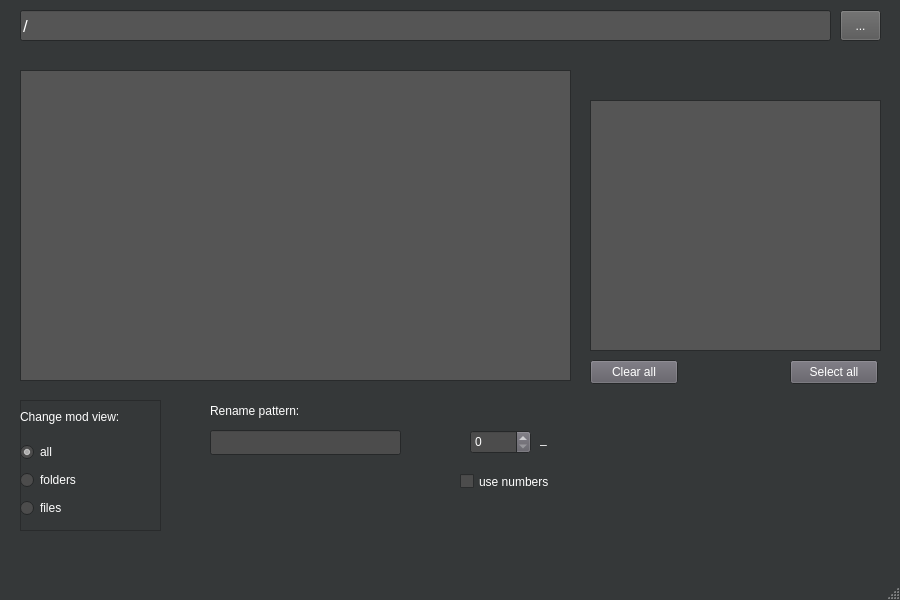
Before: the Qt Designer form mainwindow.ui in m1a2023/pear, drawn with Qt 5.
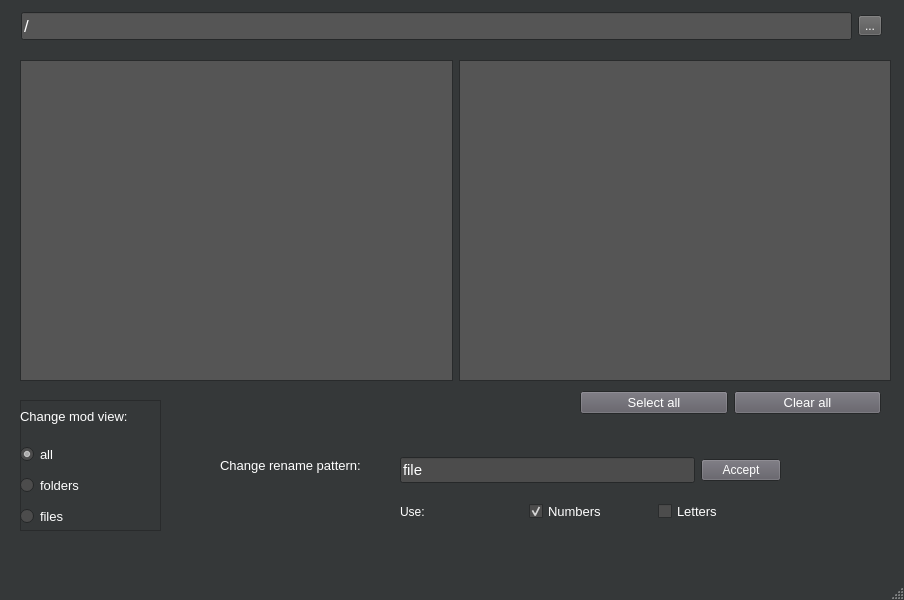
After: the same form once the commit is applied. Icons and pictures are not drawn.

Patch:
```diff
--- a/mainwindow.ui
+++ b/mainwindow.ui
@@ -6,7 +6,7 @@
    <rect>
     <x>0</x>
     <y>0</y>
-    <width>900</width>
+    <width>904</width>
     <height>600</height>
    </rect>
   </property>
@@ -88,15 +88,6 @@
        </color>
       </brush>
      </colorrole>
-     <colorrole role="BrightText">
-      <brush brushstyle="SolidPattern">
-       <color alpha="255">
-        <red>255</red>
-        <green>255</green>
-        <blue>255</blue>
-       </color>
-      </brush>
-     </colorrole>
      <colorrole role="ButtonText">
       <brush brushstyle="SolidPattern">
        <color alpha="255">
@@ -234,15 +225,6 @@
        </color>
       </brush>
      </colorrole>
-     <colorrole role="BrightText">
-      <brush brushstyle="SolidPattern">
-       <color alpha="255">
-        <red>255</red>
-        <green>255</green>
-        <blue>255</blue>
-       </color>
-      </brush>
-     </colorrole>
      <colorrole role="ButtonText">
       <brush brushstyle="SolidPattern">
        <color alpha="255">
@@ -380,15 +362,6 @@
        </color>
       </brush>
      </colorrole>
-     <colorrole role="BrightText">
-      <brush brushstyle="SolidPattern">
-       <color alpha="255">
-        <red>255</red>
-        <green>255</green>
-        <blue>255</blue>
-       </color>
-      </brush>
-     </colorrole>
      <colorrole role="ButtonText">
       <brush brushstyle="SolidPattern">
        <color alpha="255">
@@ -468,233 +441,6 @@
    <string>Pear</string>
   </property>
   <widget class="QWidget" name="centralwidget">
-   <widget class="QListWidget" name="ListWidget">
-    <property name="geometry">
-     <rect>
-      <x>20</x>
-      <y>70</y>
-      <width>551</width>
-      <height>311</height>
-     </rect>
-    </property>
-    <property name="baseSize">
-     <size>
-      <width>500</width>
-      <height>420</height>
-     </size>
-    </property>
-    <property name="palette">
-     <palette>
-      <active>
-       <colorrole role="Base">
-        <brush brushstyle="SolidPattern">
-         <color alpha="255">
-          <red>85</red>
-          <green>85</green>
-          <blue>85</blue>
-         </color>
-        </brush>
-       </colorrole>
-      </active>
-      <inactive>
-       <colorrole role="Base">
-        <brush brushstyle="SolidPattern">
-         <color alpha="255">
-          <red>85</red>
-          <green>85</green>
-          <blue>85</blue>
-         </color>
-        </brush>
-       </colorrole>
-      </inactive>
-      <disabled>
-       <colorrole role="Base">
-        <brush brushstyle="SolidPattern">
-         <color alpha="255">
-          <red>53</red>
-          <green>56</green>
-          <blue>57</blue>
-         </color>
-        </brush>
-       </colorrole>
-      </disabled>
-     </palette>
-    </property>
-    <property name="font">
-     <font>
-      <pointsize>13</pointsize>
-     </font>
-    </property>
-    <property name="cursor" stdset="0">
-     <cursorShape>PointingHandCursor</cursorShape>
-    </property>
-    <property name="selectionMode">
-     <enum>QAbstractItemView::ExtendedSelection</enum>
-    </property>
-    <property name="iconSize">
-     <size>
-      <width>5</width>
-      <height>5</height>
-     </size>
-    </property>
-   </widget>
-   <widget class="QLineEdit" name="labelDirectoryPath">
-    <property name="geometry">
-     <rect>
-      <x>20</x>
-      <y>10</y>
-      <width>811</width>
-      <height>31</height>
-     </rect>
-    </property>
-    <property name="palette">
-     <palette>
-      <active>
-       <colorrole role="Base">
-        <brush brushstyle="SolidPattern">
-         <color alpha="255">
-          <red>85</red>
-          <green>85</green>
-          <blue>85</blue>
-         </color>
-        </brush>
-       </colorrole>
-      </active>
-      <inactive>
-       <colorrole role="Base">
-        <brush brushstyle="SolidPattern">
-         <color alpha="255">
-          <red>85</red>
-          <green>85</green>
-          <blue>85</blue>
-         </color>
-        </brush>
-       </colorrole>
-      </inactive>
-      <disabled>
-       <colorrole role="Base">
-        <brush brushstyle="SolidPattern">
-         <color alpha="255">
-          <red>53</red>
-          <green>56</green>
-          <blue>57</blue>
-         </color>
-        </brush>
-       </colorrole>
-      </disabled>
-     </palette>
-    </property>
-    <property name="font">
-     <font>
-      <pointsize>13</pointsize>
-     </font>
-    </property>
-    <property name="text">
-     <string>/</string>
-    </property>
-   </widget>
-   <widget class="QToolButton" name="toolButton">
-    <property name="geometry">
-     <rect>
-      <x>840</x>
-      <y>10</y>
-      <width>41</width>
-      <height>31</height>
-     </rect>
-    </property>
-    <property name="palette">
-     <palette>
-      <active>
-       <colorrole role="Button">
-        <brush brushstyle="SolidPattern">
-         <color alpha="255">
-          <red>85</red>
-          <green>85</green>
-          <blue>85</blue>
-         </color>
-        </brush>
-       </colorrole>
-      </active>
-      <inactive>
-       <colorrole role="Button">
-        <brush brushstyle="SolidPattern">
-         <color alpha="255">
-          <red>85</red>
-          <green>85</green>
-          <blue>85</blue>
-         </color>
-        </brush>
-       </colorrole>
-      </inactive>
-      <disabled>
-       <colorrole role="Button">
-        <brush brushstyle="SolidPattern">
-         <color alpha="255">
-          <red>85</red>
-          <green>85</green>
-          <blue>85</blue>
-         </color>
-        </brush>
-       </colorrole>
-      </disabled>
-     </palette>
-    </property>
-    <property name="text">
-     <string>...</string>
-    </property>
-   </widget>
-   <widget class="QListWidget" name="ListWidgetRenaming">
-    <property name="geometry">
-     <rect>
-      <x>590</x>
-      <y>100</y>
-      <width>291</width>
-      <height>251</height>
-     </rect>
-    </property>
-    <property name="palette">
-     <palette>
-      <active>
-       <colorrole role="Base">
-        <brush brushstyle="SolidPattern">
-         <color alpha="255">
-          <red>85</red>
-          <green>85</green>
-          <blue>85</blue>
-         </color>
-        </brush>
-       </colorrole>
-      </active>
-      <inactive>
-       <colorrole role="Base">
-        <brush brushstyle="SolidPattern">
-         <color alpha="255">
-          <red>85</red>
-          <green>85</green>
-          <blue>85</blue>
-         </color>
-        </brush>
-       </colorrole>
-      </inactive>
-      <disabled>
-       <colorrole role="Base">
-        <brush brushstyle="SolidPattern">
-         <color alpha="255">
-          <red>53</red>
-          <green>56</green>
-          <blue>57</blue>
-         </color>
-        </brush>
-       </colorrole>
-      </disabled>
-     </palette>
-    </property>
-    <property name="font">
-     <font>
-      <pointsize>13</pointsize>
-     </font>
-    </property>
-   </widget>
    <widget class="QFrame" name="frame">
     <property name="geometry">
      <rect>
@@ -704,6 +450,12 @@
       <height>131</height>
      </rect>
     </property>
+    <property name="font">
+     <font>
+      <pointsize>10</pointsize>
+      <bold>false</bold>
+     </font>
+    </property>
     <property name="frameShape">
      <enum>QFrame::StyledPanel</enum>
     </property>
@@ -716,7 +468,7 @@
        <x>0</x>
        <y>40</y>
        <width>141</width>
-       <height>81</height>
+       <height>92</height>
       </rect>
      </property>
      <property name="cursor">
@@ -772,22 +524,12 @@
      </property>
     </widget>
    </widget>
-   <widget class="QLineEdit" name="lineEdit">
-    <property name="geometry">
-     <rect>
-      <x>210</x>
-      <y>430</y>
-      <width>191</width>
-      <height>25</height>
-     </rect>
-    </property>
-   </widget>
    <widget class="QLabel" name="renamedFilesInfo">
     <property name="geometry">
      <rect>
-      <x>590</x>
-      <y>70</y>
-      <width>221</width>
+      <x>340</x>
+      <y>390</y>
+      <width>181</width>
       <height>21</height>
      </rect>
     </property>
@@ -795,80 +537,372 @@
      <string/>
     </property>
    </widget>
-   <widget class="QSpinBox" name="spinBox_2">
+   <widget class="QLabel" name="label_pattern">
     <property name="geometry">
      <rect>
-      <x>470</x>
-      <y>430</y>
-      <width>61</width>
-      <height>24</height>
-     </rect>
-    </property>
-   </widget>
-   <widget class="QLabel" name="label_2">
-    <property name="geometry">
-     <rect>
-      <x>540</x>
-      <y>430</y>
-      <width>121</width>
-      <height>17</height>
-     </rect>
-    </property>
-    <property name="text">
-     <string>_</string>
-    </property>
-   </widget>
-   <widget class="QCheckBox" name="checkBox">
-    <property name="geometry">
-     <rect>
-      <x>460</x>
-      <y>470</y>
-      <width>121</width>
-      <height>23</height>
-     </rect>
-    </property>
-    <property name="text">
-     <string>use numbers</string>
-    </property>
-   </widget>
-   <widget class="QLabel" name="label_4">
-    <property name="geometry">
-     <rect>
-      <x>210</x>
-      <y>400</y>
+      <x>220</x>
+      <y>450</y>
       <width>171</width>
-      <height>21</height>
+      <height>31</height>
      </rect>
     </property>
+    <property name="font">
+     <font>
+      <pointsize>10</pointsize>
+      <bold>false</bold>
+     </font>
+    </property>
     <property name="text">
-     <string>Rename pattern:</string>
+     <string>Change rename pattern:</string>
     </property>
    </widget>
-   <widget class="QPushButton" name="pushButtonClearAllRenFiles">
+   <widget class="QWidget" name="">
     <property name="geometry">
      <rect>
-      <x>590</x>
-      <y>360</y>
-      <width>88</width>
-      <height>24</height>
+      <x>580</x>
+      <y>390</y>
+      <width>301</width>
+      <height>26</height>
      </rect>
     </property>
-    <property name="text">
-     <string>Clear all</string>
+    <layout class="QHBoxLayout" name="horizontalLayout">
+     <item>
+      <widget class="QPushButton" name="pushButtonSelectAllDirFiles">
+       <property name="font">
+        <font>
+         <pointsize>10</pointsize>
+         <bold>false</bold>
+        </font>
+       </property>
+       <property name="text">
+        <string>Select all</string>
+       </property>
+      </widget>
+     </item>
+     <item>
+      <widget class="QPushButton" name="pushButtonClearAllRenFiles">
+       <property name="font">
+        <font>
+         <pointsize>10</pointsize>
+         <bold>false</bold>
+        </font>
+       </property>
+       <property name="text">
+        <string>Clear all</string>
+       </property>
+      </widget>
+     </item>
+    </layout>
+   </widget>
+   <widget class="QWidget" name="">
+    <property name="geometry">
+     <rect>
+      <x>400</x>
+      <y>440</y>
+      <width>381</width>
+      <height>61</height>
+     </rect>
     </property>
+    <layout class="QHBoxLayout" name="horizontalLayout_2">
+     <item>
+      <widget class="QLineEdit" name="changeRenamingPattern">
+       <property name="font">
+        <font>
+         <pointsize>11</pointsize>
+         <bold>false</bold>
+        </font>
+       </property>
+       <property name="text">
+        <string>file</string>
+       </property>
+      </widget>
+     </item>
+     <item>
+      <widget class="QPushButton" name="acceptRenaming">
+       <property name="text">
+        <string>Accept</string>
+       </property>
+      </widget>
+     </item>
+    </layout>
    </widget>
-   <widget class="QPushButton" name="pushButtonSelectAllDirFiles">
+   <widget class="QWidget" name="">
     <property name="geometry">
      <rect>
-      <x>790</x>
-      <y>360</y>
-      <width>88</width>
+      <x>400</x>
+      <y>500</y>
+      <width>381</width>
       <height>24</height>
      </rect>
     </property>
-    <property name="text">
-     <string>Select all</string>
+    <layout class="QHBoxLayout" name="horizontalLayout_3">
+     <item>
+      <widget class="QLabel" name="using_2">
+       <property name="text">
+        <string>Use:</string>
+       </property>
+      </widget>
+     </item>
+     <item>
+      <widget class="QCheckBox" name="renamePatternsAddNumbers">
+       <property name="font">
+        <font>
+         <pointsize>10</pointsize>
+         <bold>false</bold>
+        </font>
+       </property>
+       <property name="acceptDrops">
+        <bool>false</bool>
+       </property>
+       <property name="text">
+        <string>Numbers</string>
+       </property>
+       <property name="checked">
+        <bool>true</bool>
+       </property>
+      </widget>
+     </item>
+     <item>
+      <widget class="QCheckBox" name="renamePatternAddLetters">
+       <property name="font">
+        <font>
+         <pointsize>10</pointsize>
+         <bold>false</bold>
+        </font>
+       </property>
+       <property name="text">
+        <string>Letters</string>
+       </property>
+      </widget>
+     </item>
+    </layout>
+   </widget>
+   <widget class="QWidget" name="">
+    <property name="geometry">
+     <rect>
+      <x>20</x>
+      <y>60</y>
+      <width>871</width>
+      <height>321</height>
+     </rect>
     </property>
+    <layout class="QGridLayout" name="gridLayout">
+     <item row="0" column="0">
+      <widget class="QListWidget" name="ListWidget">
+       <property name="baseSize">
+        <size>
+         <width>500</width>
+         <height>420</height>
+        </size>
+       </property>
+       <property name="palette">
+        <palette>
+         <active>
+          <colorrole role="Base">
+           <brush brushstyle="SolidPattern">
+            <color alpha="255">
+             <red>85</red>
+             <green>85</green>
+             <blue>85</blue>
+            </color>
+           </brush>
+          </colorrole>
+         </active>
+         <inactive>
+          <colorrole role="Base">
+           <brush brushstyle="SolidPattern">
+            <color alpha="255">
+             <red>85</red>
+             <green>85</green>
+             <blue>85</blue>
+            </color>
+           </brush>
+          </colorrole>
+         </inactive>
+         <disabled>
+          <colorrole role="Base">
+           <brush brushstyle="SolidPattern">
+            <color alpha="255">
+             <red>53</red>
+             <green>56</green>
+             <blue>57</blue>
+            </color>
+           </brush>
+          </colorrole>
+         </disabled>
+        </palette>
+       </property>
+       <property name="font">
+        <font>
+         <pointsize>13</pointsize>
+        </font>
+       </property>
+       <property name="cursor" stdset="0">
+        <cursorShape>PointingHandCursor</cursorShape>
+       </property>
+       <property name="selectionMode">
+        <enum>QAbstractItemView::ExtendedSelection</enum>
+       </property>
+       <property name="iconSize">
+        <size>
+         <width>5</width>
+         <height>5</height>
+        </size>
+       </property>
+      </widget>
+     </item>
+     <item row="0" column="1">
+      <widget class="QListWidget" name="ListWidgetRenaming">
+       <property name="palette">
+        <palette>
+         <active>
+          <colorrole role="Base">
+           <brush brushstyle="SolidPattern">
+            <color alpha="255">
+             <red>85</red>
+             <green>85</green>
+             <blue>85</blue>
+            </color>
+           </brush>
+          </colorrole>
+         </active>
+         <inactive>
+          <colorrole role="Base">
+           <brush brushstyle="SolidPattern">
+            <color alpha="255">
+             <red>85</red>
+             <green>85</green>
+             <blue>85</blue>
+            </color>
+           </brush>
+          </colorrole>
+         </inactive>
+         <disabled>
+          <colorrole role="Base">
+           <brush brushstyle="SolidPattern">
+            <color alpha="255">
+             <red>53</red>
+             <green>56</green>
+             <blue>57</blue>
+            </color>
+           </brush>
+          </colorrole>
+         </disabled>
+        </palette>
+       </property>
+       <property name="font">
+        <font>
+         <pointsize>13</pointsize>
+        </font>
+       </property>
+      </widget>
+     </item>
+    </layout>
+   </widget>
+   <widget class="QWidget" name="">
+    <property name="geometry">
+     <rect>
+      <x>21</x>
+      <y>11</y>
+      <width>861</width>
+      <height>30</height>
+     </rect>
+    </property>
+    <layout class="QGridLayout" name="gridLayout_2">
+     <item row="0" column="0">
+      <widget class="QLineEdit" name="labelDirectoryPath">
+       <property name="palette">
+        <palette>
+         <active>
+          <colorrole role="Base">
+           <brush brushstyle="SolidPattern">
+            <color alpha="255">
+             <red>85</red>
+             <green>85</green>
+             <blue>85</blue>
+            </color>
+           </brush>
+          </colorrole>
+         </active>
+         <inactive>
+          <colorrole role="Base">
+           <brush brushstyle="SolidPattern">
+            <color alpha="255">
+             <red>85</red>
+             <green>85</green>
+             <blue>85</blue>
+            </color>
+           </brush>
+          </colorrole>
+         </inactive>
+         <disabled>
+          <colorrole role="Base">
+           <brush brushstyle="SolidPattern">
+            <color alpha="255">
+             <red>53</red>
+             <green>56</green>
+             <blue>57</blue>
+            </color>
+           </brush>
+          </colorrole>
+         </disabled>
+        </palette>
+       </property>
+       <property name="font">
+        <font>
+         <pointsize>13</pointsize>
+        </font>
+       </property>
+       <property name="text">
+        <string>/</string>
+       </property>
+      </widget>
+     </item>
+     <item row="0" column="1">
+      <widget class="QToolButton" name="toolButton">
+       <property name="palette">
+        <palette>
+         <active>
+          <colorrole role="Button">
+           <brush brushstyle="SolidPattern">
+            <color alpha="255">
+             <red>85</red>
+             <green>85</green>
+             <blue>85</blue>
+            </color>
+           </brush>
+          </colorrole>
+         </active>
+         <inactive>
+          <colorrole role="Button">
+           <brush brushstyle="SolidPattern">
+            <color alpha="255">
+             <red>85</red>
+             <green>85</green>
+             <blue>85</blue>
+            </color>
+           </brush>
+          </colorrole>
+         </inactive>
+         <disabled>
+          <colorrole role="Button">
+           <brush brushstyle="SolidPattern">
+            <color alpha="255">
+             <red>85</red>
+             <green>85</green>
+             <blue>85</blue>
+            </color>
+           </brush>
+          </colorrole>
+         </disabled>
+        </palette>
+       </property>
+       <property name="text">
+        <string>...</string>
+       </property>
+      </widget>
+     </item>
+    </layout>
    </widget>
   </widget>
   <widget class="QMenuBar" name="menubar">
@@ -948,15 +982,6 @@
         </color>
        </brush>
       </colorrole>
-      <colorrole role="BrightText">
-       <brush brushstyle="SolidPattern">
-        <color alpha="255">
-         <red>255</red>
-         <green>255</green>
-         <blue>255</blue>
-        </color>
-       </brush>
-      </colorrole>
       <colorrole role="ButtonText">
        <brush brushstyle="SolidPattern">
         <color alpha="255">
@@ -1094,15 +1119,6 @@
         </color>
        </brush>
       </colorrole>
-      <colorrole role="BrightText">
-       <brush brushstyle="SolidPattern">
-        <color alpha="255">
-         <red>255</red>
-         <green>255</green>
-         <blue>255</blue>
-        </color>
-       </brush>
-      </colorrole>
       <colorrole role="ButtonText">
        <brush brushstyle="SolidPattern">
         <color alpha="255">
@@ -1240,15 +1256,6 @@
         </color>
        </brush>
       </colorrole>
-      <colorrole role="BrightText">
-       <brush brushstyle="SolidPattern">
-        <color alpha="255">
-         <red>255</red>
-         <green>255</green>
-         <blue>255</blue>
-        </color>
-       </brush>
-      </colorrole>
       <colorrole role="ButtonText">
        <brush brushstyle="SolidPattern">
         <color alpha="255">
```
Left out of the diff: 14 changed lines with no effect on the pictures.
